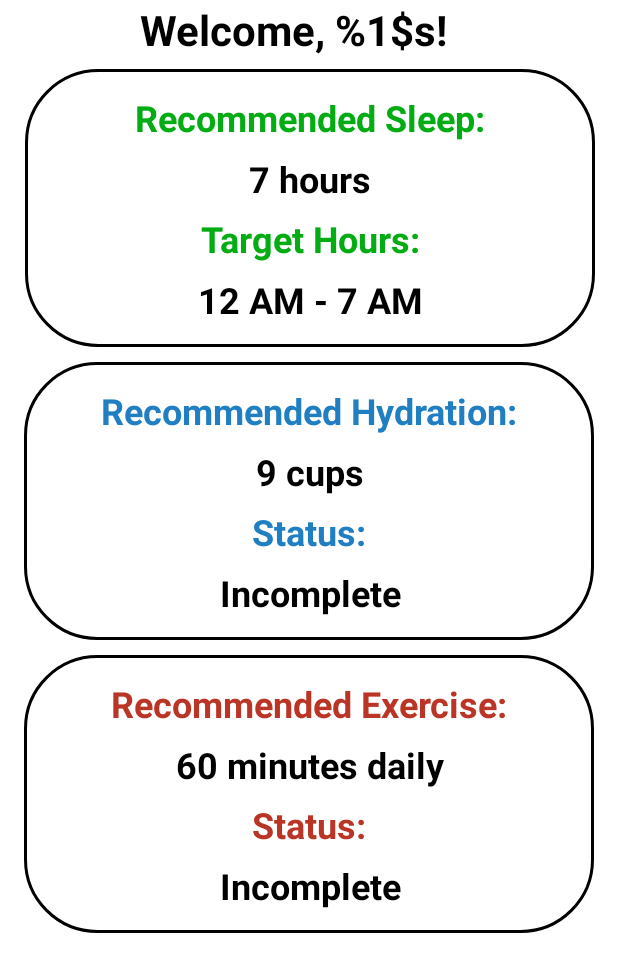
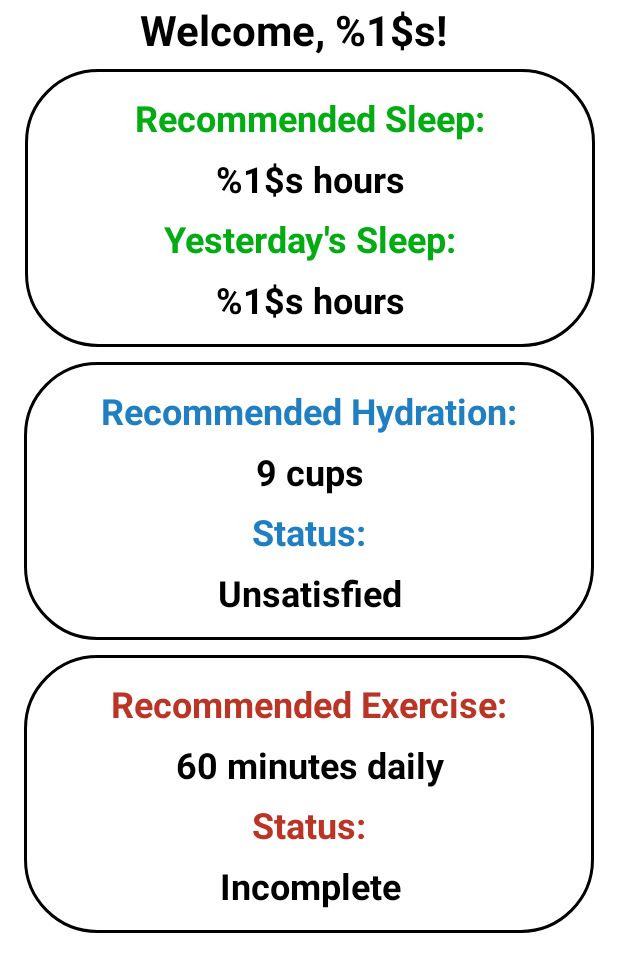
Before and after one commit to ha-bach/quick-health-lifestyle, an Android app: the layout fragment_home.xml on its own in the app's theme, with its tools: preview values and no code run, on a phone screen of 412 x 824 dp. Shown: the top 972 px of the screen. Run offline under Robolectric (Android 15) with nearby library versions, the phone set to English and light mode, and no system bars.

```diff
--- a/app/src/main/res/layout/fragment_home.xml
+++ b/app/src/main/res/layout/fragment_home.xml
@@ -179,7 +179,7 @@
         android:layout_width="wrap_content"
         android:layout_height="wrap_content"
         android:layout_marginTop="8dp"
-        android:text="@string/home_placeholder_status1"
+        android:text="@string/home_placeholder_rec1"
         android:textColor="#000000"
         android:textSize="24sp"
         android:textStyle="bold"
@@ -235,7 +235,7 @@
         android:layout_width="wrap_content"
         android:layout_height="wrap_content"
         android:layout_marginTop="8dp"
-        android:text="@string/home_placeholder_status2"
+        android:text="@string/home_placeholder_status3"
         android:textColor="#000000"
         android:textSize="24sp"
         android:textStyle="bold"
--- a/app/src/main/res/values/strings.xml
+++ b/app/src/main/res/values/strings.xml
@@ -17,15 +17,15 @@
 
     <string name="home_intro">Welcome, %1$s!</string>
     <string name="home_recommended_sleep">Recommended Sleep:</string>
-    <string name="home_target_hours">Target Hours:</string>
+    <string name="home_target_hours">Yesterday\'s Sleep:</string>
     <string name="home_recommended_hydration">Recommended Hydration:</string>
     <string name="home_recommended_exercise">Recommended Exercise:</string>
     <string name="home_status">Status:</string>
 
-    <string name="home_placeholder_rec1">7 hours</string>
-    <string name="home_placeholder_status1">12 AM - 7 AM</string>
+    <string name="home_placeholder_rec1">%1$s hours</string>
     <string name="home_placeholder_rec2">9 cups</string>
-    <string name="home_placeholder_status2">Incomplete</string>
+    <string name="home_placeholder_status2">Unsatisfied</string>
+    <string name="home_placeholder_status3">Incomplete</string>
     <string name="home_placeholder_rec3">60 minutes daily</string>
 
     <string name="insights_intro">Displaying Insights of %1$s:</string>
```
Also changed, not shown: app/src/main/java/com/example/myapplication/sleep/SleepRecommender.java (+13 -9 lines), app/src/main/java/com/example/myapplication/ui/home/HomeFragment.java (+20 -1 lines).
